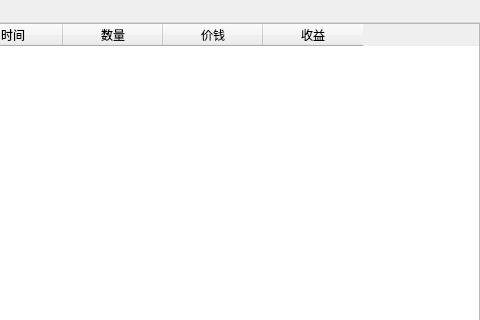
Mr-WangJin/StockTool, file UI/JKMainWin.ui: the form before one commit; both pictures show x 383 to 863 and y 0 to 320 of the 863 by 477 pixel window.
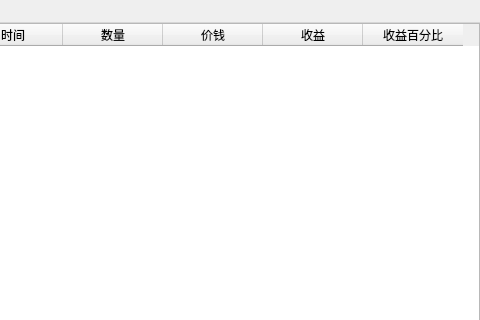
The form after the commit. Custom widgets are drawn as their Qt base class.

```diff
--- a/UI/JKMainWin.ui
+++ b/UI/JKMainWin.ui
@@ -80,6 +80,11 @@
             <string>收益</string>
            </property>
           </column>
+          <column>
+           <property name="text">
+            <string>收益百分比</string>
+           </property>
+          </column>
          </widget>
         </item>
         <item>
```
Left out of the diff: 17 changed lines with no effect on the pictures.
